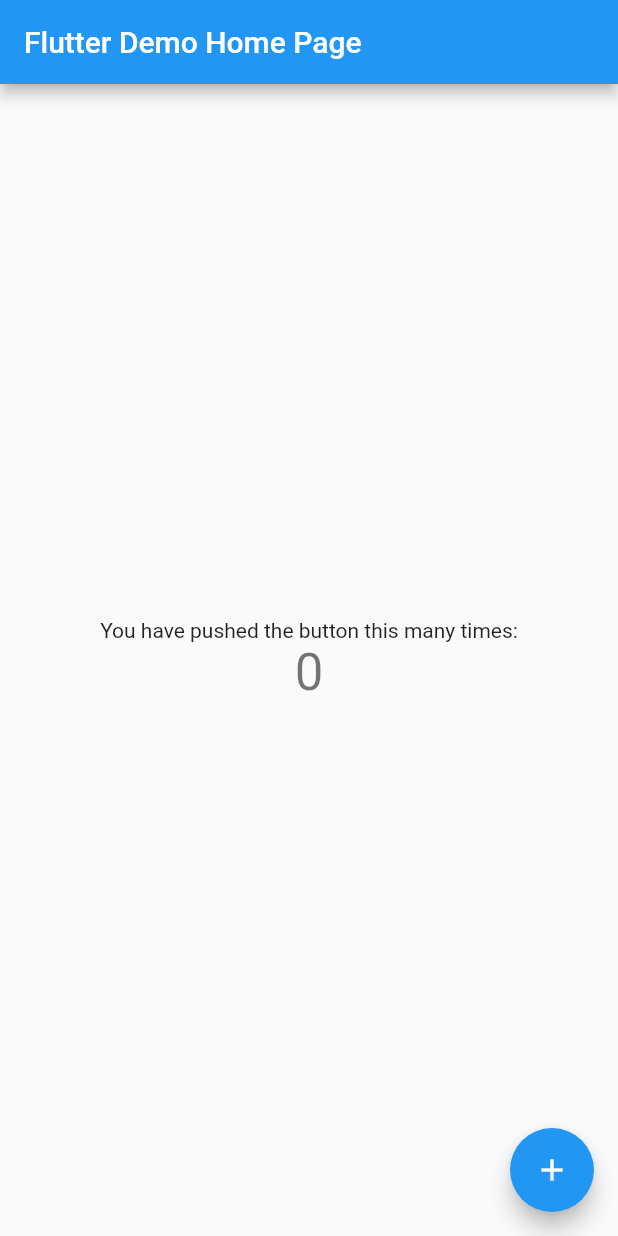
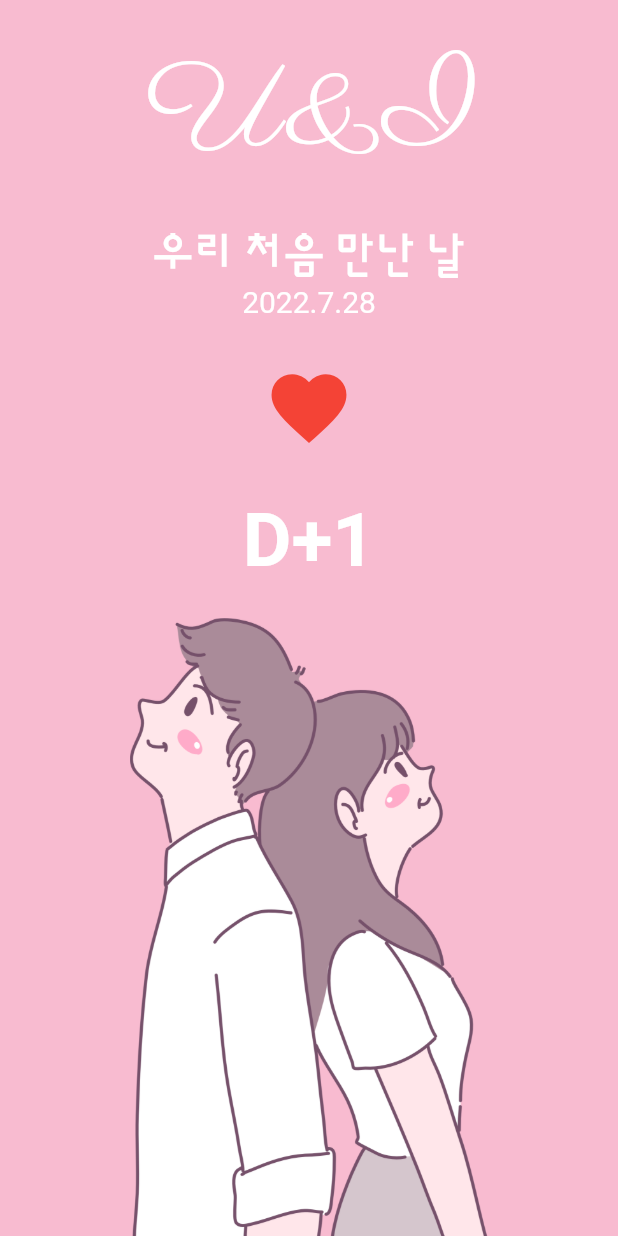
Before and after one commit to charmeee/inflearn_flutter_study, a Flutter app: the screen it shows after launch, on a phone screen of 412 x 824 dp. Run offline on Flutter 3.47's test engine with Material 2 defaults, Android fonts, the phone set to English and light mode, and no system bars; Roboto replaces fonts that are missing (sonflower).

```diff
--- a/dateapp_ll/lib/main.dart
+++ b/dateapp_ll/lib/main.dart
@@ -1,115 +1,9 @@
 import 'package:flutter/material.dart';
 
+import 'screen/home_screen.dart';
+
 void main() {
-  runApp(const MyApp());
+  runApp(MaterialApp(
+    home: HomeScreen(),
+  ));
 }
-
-class MyApp extends StatelessWidget {
-  const MyApp({Key? key}) : super(key: key);
-
-  // This widget is the root of your application.
-  @override
-  Widget build(BuildContext context) {
-    return MaterialApp(
-      title: 'Flutter Demo',
-      theme: ThemeData(
-        // This is the theme of your application.
-        //
-        // Try running your application with "flutter run". You'll see the
-        // application has a blue toolbar. Then, without quitting the app, try
-        // changing the primarySwatch below to Colors.green and then invoke
-        // "hot reload" (press "r" in the console where you ran "flutter run",
-        // or simply save your changes to "hot reload" in a Flutter IDE).
-        // Notice that the counter didn't reset back to zero; the application
-        // is not restarted.
-        primarySwatch: Colors.blue,
-      ),
-      home: const MyHomePage(title: 'Flutter Demo Home Page'),
-    );
-  }
-}
-
-class MyHomePage extends StatefulWidget {
-  const MyHomePage({Key? key, required this.title}) : super(key: key);
-
-  // This widget is the home page of your application. It is stateful, meaning
-  // that it has a State object (defined below) that contains fields that affect
-  // how it looks.
-
-  // This class is the configuration for the state. It holds the values (in this
-  // case the title) provided by the parent (in this case the App widget) and
-  // used by the build method of the State. Fields in a Widget subclass are
-  // always marked "final".
-
-  final String title;
-
-  @override
-  State<MyHomePage> createState() => _MyHomePageState();
-}
-
-class _MyHomePageState extends State<MyHomePage> {
-  int _counter = 0;
-
-  void _incrementCounter() {
-    setState(() {
-      // This call to setState tells the Flutter framework that something has
-      // changed in this State, which causes it to rerun the build method below
-      // so that the display can reflect the updated values. If we changed
-      // _counter without calling setState(), then the build method would not be
-      // called again, and so nothing would appear to happen.
-      _counter++;
-    });
-  }
-
-  @override
-  Widget build(BuildContext context) {
-    // This method is rerun every time setState is called, for instance as done
-    // by the _incrementCounter method above.
-    //
-    // The Flutter framework has been optimized to make rerunning build methods
-    // fast, so that you can just rebuild anything that needs updating rather
-    // than having to individually change instances of widgets.
-    return Scaffold(
-      appBar: AppBar(
-        // Here we take the value from the MyHomePage object that was created by
-        // the App.build method, and use it to set our appbar title.
-        title: Text(widget.title),
-      ),
-      body: Center(
-        // Center is a layout widget. It takes a single child and positions it
-        // in the middle of the parent.
-        child: Column(
-          // Column is also a layout widget. It takes a list of children and
-          // arranges them vertically. By default, it sizes itself to fit its
-          // children horizontally, and tries to be as tall as its parent.
-          //
-          // Invoke "debug painting" (press "p" in the console, choose the
-          // "Toggle Debug Paint" action from the Flutter Inspector in Android
-          // Studio, or the "Toggle Debug Paint" command in Visual Studio Code)
-          // to see the wireframe for each widget.
-          //
-          // Column has various properties to control how it sizes itself and
-          // how it positions its children. Here we use mainAxisAlignment to
-          // center the children vertically; the main axis here is the vertical
-          // axis because Columns are vertical (the cross axis would be
-          // horizontal).
-          mainAxisAlignment: MainAxisAlignment.center,
-          children: <Widget>[
-            const Text(
-              'You have pushed the button this many times:',
-            ),
-            Text(
-              '$_counter',
-              style: Theme.of(context).textTheme.headline4,
-            ),
-          ],
-        ),
-      ),
-      floatingActionButton: FloatingActionButton(
-        onPressed: _incrementCounter,
-        tooltip: 'Increment',
-        child: const Icon(Icons.add),
-      ), // This trailing comma makes auto-formatting nicer for build methods.
-    );
-  }
-}
--- /dev/null
+++ b/dateapp_ll/lib/screen/home_screen.dart
@@ -0,0 +1,114 @@
+import 'package:flutter/cupertino.dart';
+import 'package:flutter/material.dart';
+
+class HomeScreen extends StatefulWidget {
+  const HomeScreen({Key? key}) : super(key: key);
+
+  @override
+  State<HomeScreen> createState() => _HomeScreenState();
+}
+
+class _HomeScreenState extends State<HomeScreen> {
+  @override
+  Widget build(BuildContext context) {
+    return Scaffold(
+      backgroundColor: Colors.pink[100],
+      body: SafeArea(
+        bottom: false,
+        child: Container(
+          width: MediaQuery.of(context).size.width,
+          child: Column(
+            children: [
+              Expanded(child: _TopPart()),
+              Expanded(child: Image.asset("asset/img/middle_image.png"))
+            ],
+          ),
+        ),
+      ),
+    );
+  }
+}
+
+class _TopPart extends StatefulWidget {
+  const _TopPart({Key? key}) : super(key: key);
+
+  @override
+  State<_TopPart> createState() => _TopPartState();
+}
+
+class _TopPartState extends State<_TopPart> {
+  DateTime selectedDate =
+      DateTime(DateTime.now().year, DateTime.now().month, DateTime.now().day);
+
+  @override
+  Widget build(BuildContext context) {
+    return Column(
+      mainAxisAlignment: MainAxisAlignment.spaceEvenly,
+      //crossAxisAlignment: CrossAxisAlignment.center,
+      children: [
+        Text(
+          "U&I",
+          style: TextStyle(
+              color: Colors.white, fontFamily: 'parisienne', fontSize: 80),
+        ),
+        Column(
+          children: [
+            Text(
+              "우리 처음 만난 날",
+              style: TextStyle(
+                color: Colors.white,
+                fontFamily: 'sunflower',
+                fontSize: 30,
+              ),
+            ),
+            Text(
+              "${selectedDate.year}.${selectedDate.month}.${selectedDate.day}",
+              style: TextStyle(
+                  color: Colors.white, fontFamily: 'sonflower', fontSize: 20),
+            ),
+          ],
+        ),
+        IconButton(
+            iconSize: 60,
+            onPressed: () {
+              showCupertinoDialog(
+                  context: context,
+                  barrierDismissible: true,
+                  builder: (BuildContext context) {
+                    return Align(
+                      alignment: Alignment.bottomCenter,
+                      child: Container(
+                        //width: 300,
+                        height: 300,
+                        color: Colors.white,
+                        child: CupertinoDatePicker(
+                          mode: CupertinoDatePickerMode.date,
+                          initialDateTime: selectedDate,
+                          maximumDate: DateTime(DateTime.now().year,
+                              DateTime.now().month, DateTime.now().day),
+                          onDateTimeChanged: (DateTime value) {
+                            setState(() {
+                              selectedDate = value;
+                            });
+                          },
+                        ),
+                      ),
+                    );
+                  });
+            },
+            icon: Icon(
+              Icons.favorite,
+              color: Colors.red,
+            )),
+        Text(
+          "D+${DateTime(DateTime.now().year, DateTime.now().month, DateTime.now().day).difference(selectedDate).inDays + 1}",
+          style: TextStyle(
+              color: Colors.white,
+              fontFamily: 'sonflower',
+              fontSize: 50,
+              fontWeight: FontWeight.w700),
+        ),
+      ],
+    );
+  }
+}
```
Also changed, not shown: dateapp_ll/pubspec.yaml (+3 -4 lines).
